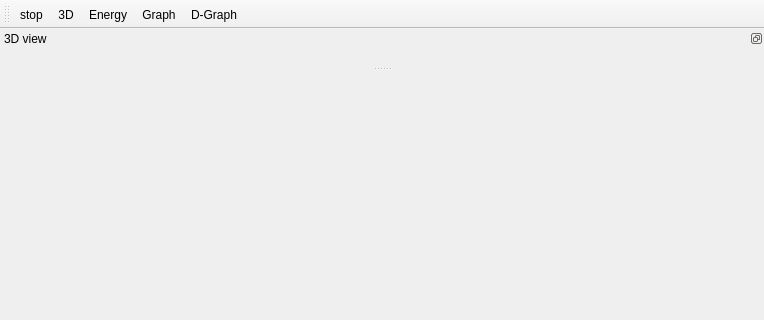
Before: the Qt Designer form pygmin/gui/ui/connect_run_ui.ui in pele-python/pele, drawn with Qt 5; both pictures show x 0 to 764 and y 0 to 320 of the 764 by 829 pixel window.
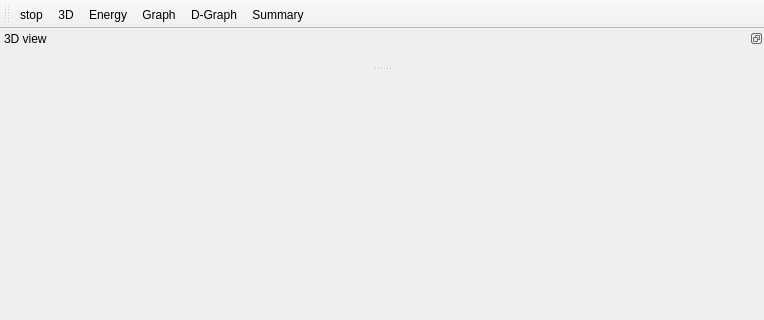
After: the same form once the commit is applied. Icons and pictures are not drawn. Custom widgets are drawn as their Qt base class.

Commit message: add summary dialog to connect_all

```diff
--- a/pygmin/gui/ui/connect_run_ui.ui
+++ b/pygmin/gui/ui/connect_run_ui.ui
@@ -128,6 +128,7 @@
    <addaction name="actionEnergy"/>
    <addaction name="actionGraph"/>
    <addaction name="actionD_Graph"/>
+   <addaction name="actionSummary"/>
   </widget>
   <action name="actionEnergy">
    <property name="checkable">
@@ -189,6 +190,17 @@
     <string>disconnectivity graph</string>
    </property>
   </action>
+  <action name="actionSummary">
+   <property name="checkable">
+    <bool>true</bool>
+   </property>
+   <property name="text">
+    <string>Summary</string>
+   </property>
+   <property name="toolTip">
+    <string>display summary information</string>
+   </property>
+  </action>
  </widget>
  <customwidgets>
   <customwidget>
```
Left out of the diff: 4 changed lines with no effect on the pictures. The commit also changes 4 other files.
